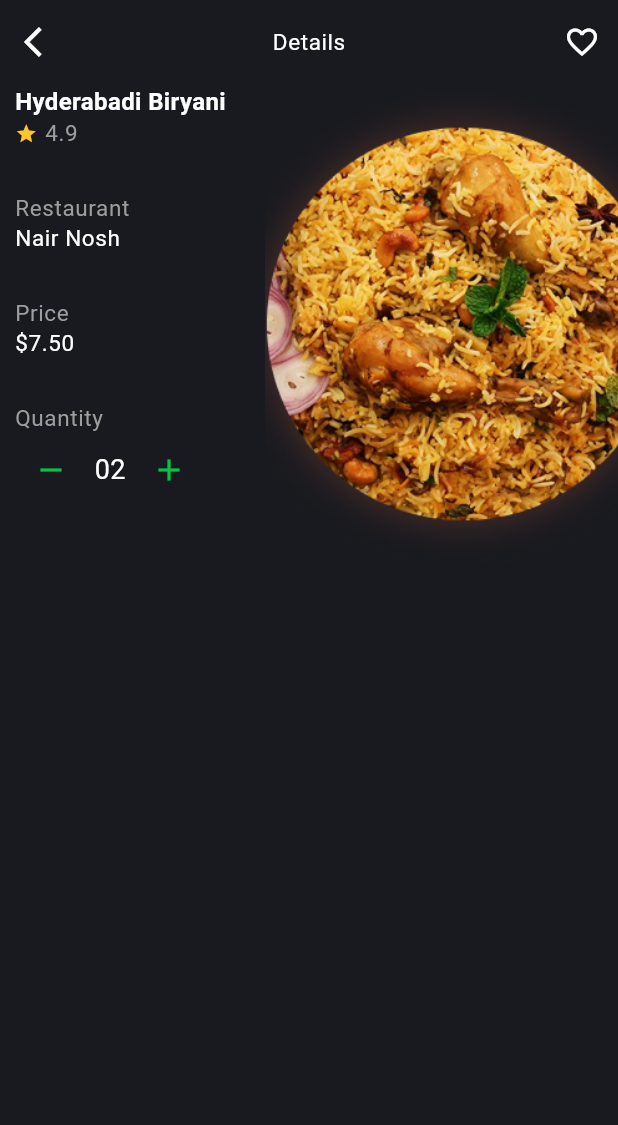
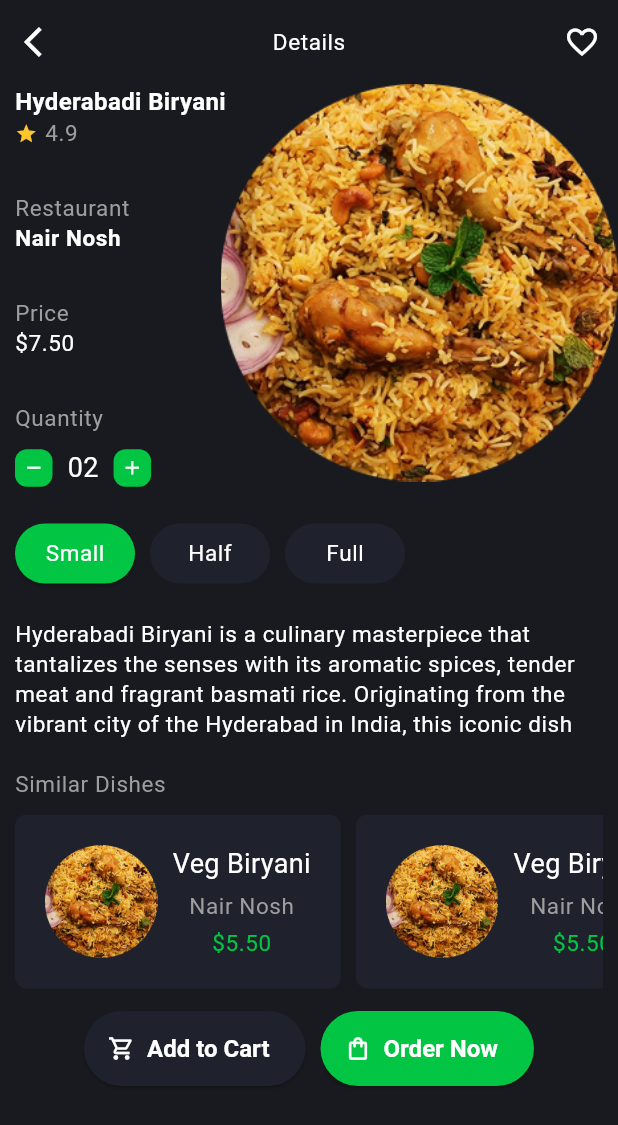
Before and after one commit to Abdullah-TH24/Velvet-Bite, a Flutter app: the DishDetails screen opened by its route, on a phone screen of 412 x 824 dp. Shown: the top 1125 px of the screen. Run offline on Flutter 3.47's test engine with Material 3 defaults, Android fonts, the light colour scheme and no system bars; our stand-ins replace carousel_slider, equatable, flutter_bloc, flutter_spinkit, flutter_svg, gap and 3 more; accounts and stored records are empty.

Commit message:
Finishing the dish detail screen from the design side by 100%

```diff
--- a/lib/core/routes/screens_routes_map.dart
+++ b/lib/core/routes/screens_routes_map.dart
@@ -4,6 +4,7 @@ import 'package:velvet_bite/core/routes/screens_routes_names.dart';
 import 'package:velvet_bite/features/auth/presentation/screens/sign_in.dart';
 import 'package:velvet_bite/features/auth/presentation/screens/sign_up.dart';
 import 'package:velvet_bite/features/auth/presentation/screens/welcome_auth.dart';
+import 'package:velvet_bite/features/cart/presentation/screens/cart.dart';
 import 'package:velvet_bite/features/dishes/presentation/screens/dish_details.dart';
 import 'package:velvet_bite/features/dishes/presentation/screens/dishes.dart';
 import 'package:velvet_bite/features/dishes/presentation/screens/main_screen.dart';
@@ -43,4 +44,5 @@ List<GetPage<dynamic>> pageRoutesMap = [
     name: ScreensRoutesNames.dishDetails,
     page: () => const DishDetails(),
   ),
+  GetPage(name: ScreensRoutesNames.cart, page: () => const Cart()),
 ];
--- a/lib/core/routes/screens_routes_names.dart
+++ b/lib/core/routes/screens_routes_names.dart
@@ -14,4 +14,6 @@ class ScreensRoutesNames {
   static final String dishes = '/dishes';
 
   static final String dishDetails = '/dish_details';
+
+  static final String cart = '/cart';
 }
--- /dev/null
+++ b/lib/features/cart/presentation/screens/cart.dart
@@ -0,0 +1,10 @@
+import 'package:flutter/material.dart';
+
+class Cart extends StatelessWidget {
+  const Cart({super.key});
+
+  @override
+  Widget build(BuildContext context) {
+    return Scaffold();
+  }
+}
--- /dev/null
+++ b/lib/features/dishes/presentation/components/buy_buttons.dart
@@ -0,0 +1,34 @@
+import 'package:flutter/material.dart';
+import 'package:gap/gap.dart';
+import 'package:get/get.dart';
+import 'package:velvet_bite/core/routes/screens_routes_names.dart';
+
+class BuyButtons extends StatelessWidget {
+  const BuyButtons({super.key});
+
+  @override
+  Widget build(BuildContext context) {
+    return Row(
+      mainAxisAlignment: MainAxisAlignment.center,
+      crossAxisAlignment: CrossAxisAlignment.center,
+      children: [
+        ElevatedButton.icon(
+          onPressed: () {
+            Get.toNamed(ScreensRoutesNames.cart);
+          },
+          style: ElevatedButton.styleFrom(
+            backgroundColor: const Color.fromRGBO(31, 33, 44, 1),
+          ),
+          label: const Text('Add to Cart'),
+          icon: const Icon(Icons.shopping_cart_outlined),
+        ),
+        const Gap(10),
+        ElevatedButton.icon(
+          onPressed: () {},
+          label: const Text('Order Now'),
+          icon: const Icon(Icons.shopping_bag_outlined),
+        ),
+      ],
+    );
+  }
+}
--- /dev/null
+++ b/lib/features/dishes/presentation/components/choose_size_dish.dart
@@ -0,0 +1,35 @@
+import 'package:flutter/material.dart';
+import 'package:gap/gap.dart';
+import 'package:velvet_bite/features/dishes/presentation/components/custom_elevated_button.dart';
+
+class ChooseSizeDish extends StatelessWidget {
+  const ChooseSizeDish({super.key});
+
+  @override
+  Widget build(BuildContext context) {
+    return Row(
+      children: [
+        CustomElevatedButton(
+          order: 0,
+          currentOrder: 0,
+          text: 'Small',
+          onPressed: () {},
+        ),
+        const Gap(10),
+        CustomElevatedButton(
+          order: 1,
+          currentOrder: 0,
+          text: 'Half',
+          onPressed: () {},
+        ),
+        const Gap(10),
+        CustomElevatedButton(
+          order: 2,
+          currentOrder: 0,
+          text: 'Full',
+          onPressed: () {},
+        ),
+      ],
+    );
+  }
+}
--- /dev/null
+++ b/lib/features/dishes/presentation/components/custom_elevated_button.dart
@@ -0,0 +1,34 @@
+import 'package:flutter/material.dart';
+import 'package:velvet_bite/core/theme/theme.dart';
+
+class CustomElevatedButton extends StatelessWidget {
+  final int order;
+  final int currentOrder;
+  final String text;
+  final void Function()? onPressed;
+  const CustomElevatedButton({
+    super.key,
+    required this.order,
+    required this.currentOrder,
+    required this.text,
+    this.onPressed,
+  });
+
+  @override
+  Widget build(BuildContext context) {
+    return ElevatedButton(
+      onPressed: (order == currentOrder) ? onPressed : null,
+      style: ElevatedButton.styleFrom(
+        fixedSize: const Size(80, 20),
+        padding: const EdgeInsets.all(5),
+        disabledBackgroundColor: (order != currentOrder)
+            ? const Color.fromRGBO(31, 33, 44, 1)
+            : null,
+        disabledForegroundColor: (order != currentOrder)
+            ? AppColors.primaryText
+            : null,
+      ),
+      child: Text(text, style: Theme.of(context).textTheme.bodySmall),
+    );
+  }
+}
--- /dev/null
+++ b/lib/features/dishes/presentation/components/custom_icon.dart
@@ -0,0 +1,25 @@
+import 'package:flutter/material.dart';
+import 'package:velvet_bite/core/theme/theme.dart';
+
+class CustomIcon extends StatelessWidget {
+  final void Function()? onTap;
+  final IconData icon;
+  const CustomIcon({super.key, this.onTap, required this.icon});
+
+  @override
+  Widget build(BuildContext context) {
+    return InkWell(
+      borderRadius: BorderRadius.circular(8),
+      onTap: onTap,
+      child: Container(
+        width: 25,
+        height: 25,
+        decoration: BoxDecoration(
+          color: AppColors.secondaryText,
+          borderRadius: BorderRadius.circular(8),
+        ),
+        child: Icon(icon, size: 15, color: AppColors.primaryText),
+      ),
+    );
+  }
+}
--- /dev/null
+++ b/lib/features/dishes/presentation/components/similar_dishes.dart
@@ -0,0 +1,55 @@
+import 'package:flutter/material.dart';
+import 'package:gap/gap.dart';
+import 'package:velvet_bite/core/theme/theme.dart';
+
+class SimilarDishes extends StatelessWidget {
+  const SimilarDishes({super.key});
+
+  @override
+  Widget build(BuildContext context) {
+    return SingleChildScrollView(
+      scrollDirection: Axis.horizontal,
+      child: Row(
+        children: List.generate(
+          7,
+          (index) => Container(
+            padding: const EdgeInsets.all(20),
+            margin: const EdgeInsets.only(right: 10),
+            decoration: BoxDecoration(
+              color: const Color.fromRGBO(31, 33, 44, 1),
+              borderRadius: BorderRadius.circular(8),
+            ),
+            child: Row(
+              children: [
+                Image.asset('images/biryani.png', width: 75, height: 75),
+                const Gap(10),
+                Column(
+                  children: [
+                    Text(
+                      'Veg Biryani',
+                      style: Theme.of(context).textTheme.bodyMedium,
+                    ),
+                    const Gap(5),
+                    Text(
+                      'Nair Nosh',
+                      style: Theme.of(
+                        context,
+                      ).textTheme.bodySmall!.copyWith(color: Colors.grey),
+                    ),
+                    const Gap(5),
+                    Text(
+                      '\$5.50',
+                      style: Theme.of(context).textTheme.bodySmall!.copyWith(
+                        color: AppColors.secondaryText,
+                      ),
+                    ),
+                  ],
+                ),
+              ],
+            ),
+          ),
+        ),
+      ),
+    );
+  }
+}
--- /dev/null
+++ b/lib/features/dishes/presentation/components/title_with_desc.dart
@@ -0,0 +1,36 @@
+import 'package:flutter/material.dart';
+import 'package:gap/gap.dart';
+
+class TitleWithDesc extends StatelessWidget {
+  final String title;
+  final String description;
+  final bool thickDesc;
+  const TitleWithDesc({
+    super.key,
+    required this.title,
+    required this.description,
+    this.thickDesc = true,
+  });
+
+  @override
+  Widget build(BuildContext context) {
+    return Column(
+      crossAxisAlignment: CrossAxisAlignment.start,
+      children: [
+        const Gap(30),
+        Text(
+          title,
+          style: Theme.of(
+            context,
+          ).textTheme.bodySmall!.copyWith(color: Colors.grey),
+        ),
+        Text(
+          description,
+          style: Theme.of(context).textTheme.bodySmall!.copyWith(
+            fontWeight: (thickDesc) ? FontWeight.bold : null,
+          ),
+        ),
+      ],
+    );
+  }
+}
--- a/lib/features/dishes/presentation/screens/dish_details.dart
+++ b/lib/features/dishes/presentation/screens/dish_details.dart
@@ -2,6 +2,11 @@ import 'package:flutter/material.dart';
 import 'package:gap/gap.dart';
 import 'package:get/get.dart';
 import 'package:velvet_bite/core/theme/theme.dart';
+import 'package:velvet_bite/features/dishes/presentation/components/buy_buttons.dart';
+import 'package:velvet_bite/features/dishes/presentation/components/choose_size_dish.dart';
+import 'package:velvet_bite/features/dishes/presentation/components/custom_icon.dart';
+import 'package:velvet_bite/features/dishes/presentation/components/similar_dishes.dart';
+import 'package:velvet_bite/features/dishes/presentation/components/title_with_desc.dart';
 
 class DishDetails extends StatelessWidget {
   const DishDetails({super.key});
@@ -26,17 +31,15 @@ class DishDetails extends StatelessWidget {
           ),
         ],
       ),
-      body: Container(
+      body: SizedBox(
         width: Get.width,
         child: ListView(
+          physics: const NeverScrollableScrollPhysics(),
           children: [
-            Row(
-              crossAxisAlignment: CrossAxisAlignment.start,
+            Stack(
               children: [
-                Expanded(
-                  flex: 3,
-                  child: Padding(
-                    padding: const EdgeInsets.only(left: 10),
+                Container(
+                  padding: const EdgeInsets.symmetric(horizontal: 10),
                   child: Column(
                     mainAxisAlignment: MainAxisAlignment.start,
                     crossAxisAlignment: CrossAxisAlignment.start,
@@ -58,32 +61,20 @@ class DishDetails extends StatelessWidget {
                           const Gap(5),
                           Text(
                             '4.9',
-                              style: Theme.of(context).textTheme.bodySmall!
-                                  .copyWith(color: Colors.grey),
-                            ),
-                          ],
-                        ),
-                        const Gap(30),
-                        Text(
-                          'Restaurant',
                             style: Theme.of(
                               context,
                             ).textTheme.bodySmall!.copyWith(color: Colors.grey),
                           ),
-                        Text(
-                          'Nair Nosh',
-                          style: Theme.of(context).textTheme.bodySmall,
+                        ],
                       ),
-                        const Gap(30),
-                        Text(
-                          'Price',
-                          style: Theme.of(
-                            context,
-                          ).textTheme.bodySmall!.copyWith(color: Colors.grey),
+                      const TitleWithDesc(
+                        title: 'Restaurant',
+                        description: 'Nair Nosh',
                       ),
-                        Text(
-                          '\$7.50',
-                          style: Theme.of(context).textTheme.bodySmall,
+                      const TitleWithDesc(
+                        title: 'Price',
+                        description: '\$7.50',
+                        thickDesc: false,
                       ),
                       const Gap(30),
                       Text(
@@ -92,55 +83,45 @@ class DishDetails extends StatelessWidget {
                           context,
                         ).textTheme.bodySmall!.copyWith(color: Colors.grey),
                       ),
+                      const Gap(10),
                       Row(
                         children: [
-                            IconButton(
-                              onPressed: () {},
-                              icon: const Icon(
-                                Icons.remove,
-                                color: AppColors.secondaryText,
-                              ),
-                              style: IconButton.styleFrom(
-                                shape: RoundedRectangleBorder(
-                                  borderRadius: BorderRadiusGeometry.circular(
-                                    8,
-                                  ),
-                                ),
-                              ),
-                            ),
-                            const Gap(5),
+                          CustomIcon(icon: Icons.remove, onTap: () {}),
+                          const Gap(10),
                           const Text('02'),
-                            const Gap(5),
-                            IconButton(
-                              onPressed: () {},
-                              icon: const Icon(
-                                Icons.add,
-                                color: AppColors.secondaryText,
-                              ),
-                              style: IconButton.styleFrom(
-                                shape: RoundedRectangleBorder(
-                                  borderRadius: BorderRadiusGeometry.circular(
-                                    8,
-                                  ),
-                                ),
-                              ),
-                            ),
+                          const Gap(10),
+                          CustomIcon(icon: Icons.add, onTap: () {}),
                         ],
                       ),
+                      const Gap(20),
+                      const ChooseSizeDish(),
+                      const Gap(20),
+                      Text(
+                        'Hyderabadi Biryani is a culinary masterpiece that tantalizes the senses with its aromatic spices, tender meat and fragrant basmati rice. Originating from the vibrant city of the Hyderabad in India, this iconic dish',
+                        style: Theme.of(context).textTheme.bodySmall,
+                      ),
+                      const Gap(20),
+                      Text(
+                        'Similar Dishes',
+                        style: Theme.of(
+                          context,
+                        ).textTheme.bodySmall!.copyWith(color: Colors.grey),
+                      ),
+                      const Gap(10),
+                      const SimilarDishes(),
+                      const Gap(15),
+                      const BuyButtons(),
                     ],
                   ),
                 ),
-                ),
-                Expanded(
-                  flex: 4,
-                  child: Container(
-                    alignment: Alignment.centerRight,
+                PositionedDirectional(
+                  top: 0,
+                  end: 0,
                   child: Image.asset(
                     'images/biryani.png',
-                      width: 320,
-                      height: 320,
+                    width: 265,
+                    height: 265,
                     fit: BoxFit.cover,
-                    ),
                   ),
                 ),
               ],
--- a/lib/features/dishes/presentation/screens/dishes.dart
+++ b/lib/features/dishes/presentation/screens/dishes.dart
@@ -2,7 +2,9 @@ import 'package:flutter/material.dart';
 import 'package:flutter_bloc/flutter_bloc.dart';
 import 'package:flutter_spinkit/flutter_spinkit.dart';
 import 'package:gap/gap.dart';
+import 'package:get/get.dart';
 import 'package:velvet_bite/core/di/injection_container.dart';
+import 'package:velvet_bite/core/routes/screens_routes_names.dart';
 import 'package:velvet_bite/core/theme/theme.dart';
 import 'package:velvet_bite/features/dishes/presentation/components/custom_widget_title.dart';
 import 'package:velvet_bite/features/dishes/presentation/components/popular_food.dart';
@@ -79,7 +81,9 @@ class _DishesState extends State<Dishes> {
                     icon: const Icon(Icons.notifications_outlined),
                   ),
                   IconButton(
-                    onPressed: () {},
+                    onPressed: () {
+                      Get.toNamed(ScreensRoutesNames.cart);
+                    },
                     icon: const Icon(Icons.shopping_cart_outlined),
                   ),
                 ],
```
Also changed, not shown: images/biryani.png. Lines whose indentation alone changed are shown as unchanged.
